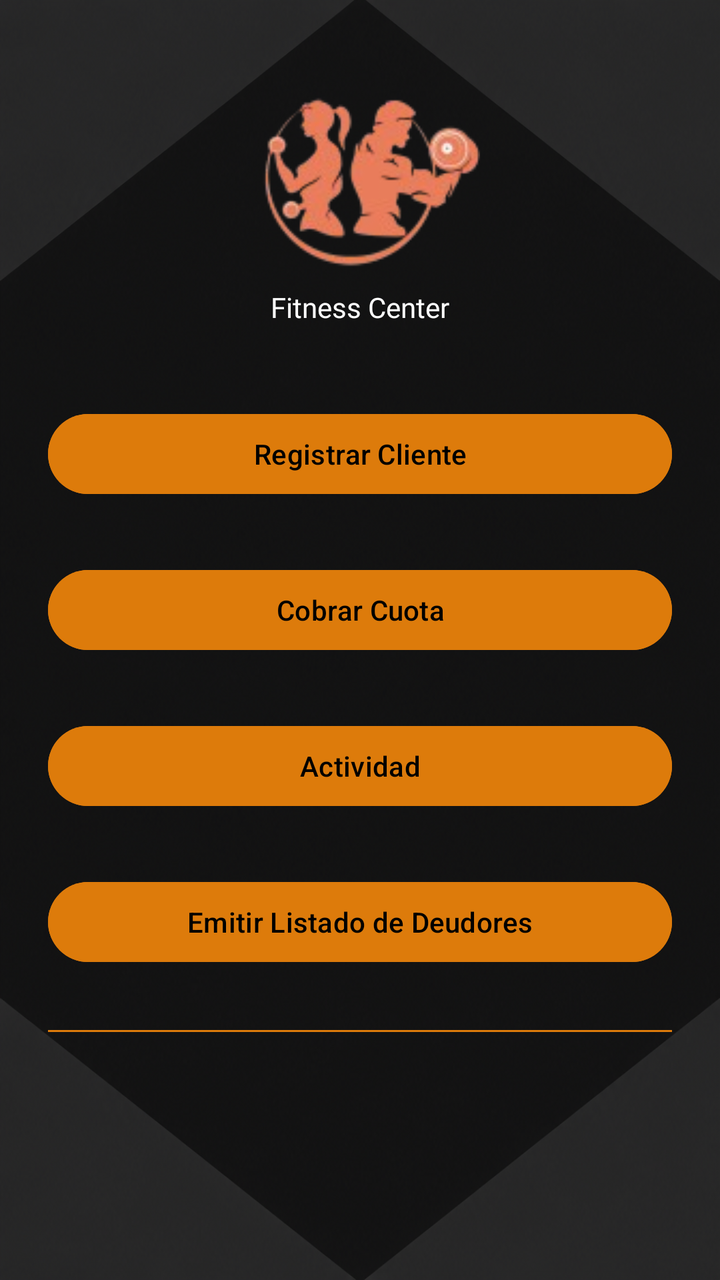
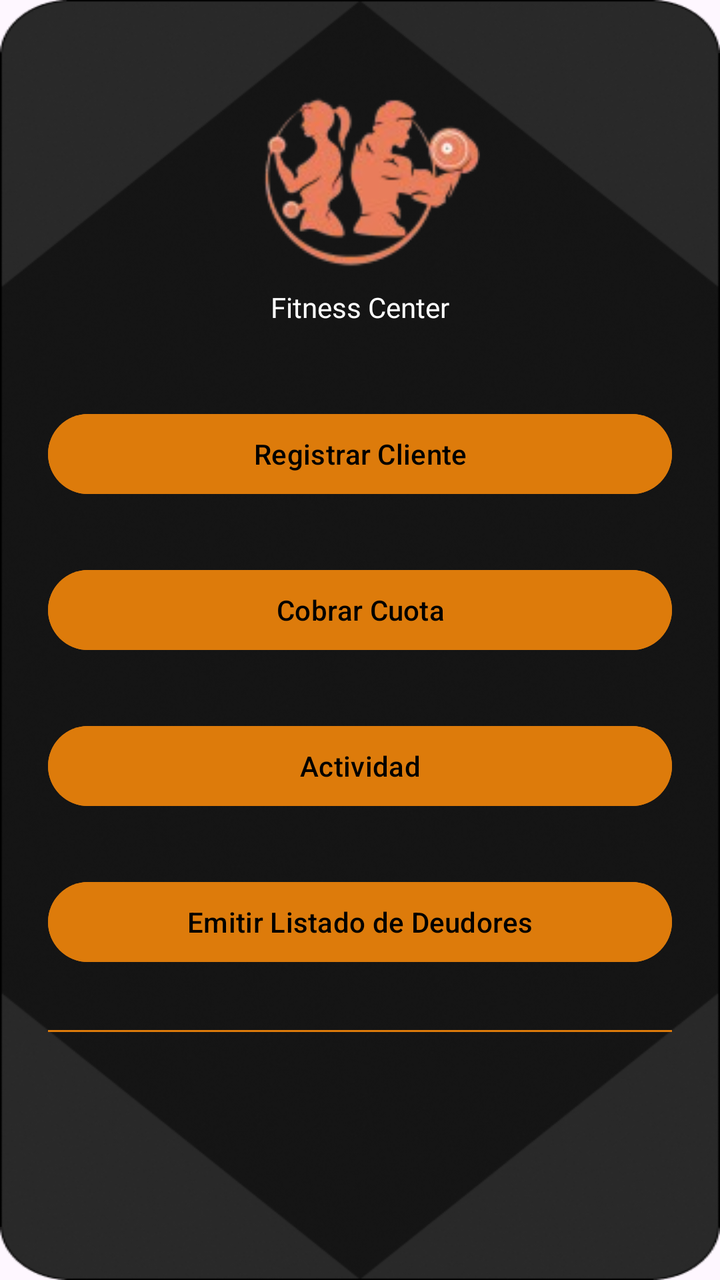

Screens rendered from an Android XML layout before and after an edit, with the pre-edit source and the edit as a unified diff.
<!-- AndroidManifest.xml: application theme Theme.ClubDeportivo_Equipo1 -->
<!-- res/layout/activity_home.xml -->
<?xml version="1.0" encoding="utf-8"?>
<androidx.constraintlayout.widget.ConstraintLayout xmlns:android="http://schemas.android.com/apk/res/android"
    xmlns:app="http://schemas.android.com/apk/res-auto"
    xmlns:tools="http://schemas.android.com/tools"
    android:id="@+id/main"
    android:layout_width="match_parent"
    android:layout_height="match_parent"
    android:background="@drawable/fondo_app"
    tools:context=".HomeActivity">


    <LinearLayout
        xmlns:android="http://schemas.android.com/apk/res/android"
        android:id="@+id/home"
        android:layout_width="match_parent"
        android:layout_height="match_parent"
        android:padding="24dp"
        android:orientation="vertical"
        android:gravity="center"
        android:background="@drawable/fondo">

        <ImageView
            android:layout_width="120dp"
            android:layout_height="120dp"
            android:src="@drawable/logo_fitness"
            />

        <TextView
            android:layout_width="match_parent"
            android:layout_height="wrap_content"
            android:text="Fitness Center"
            android:textSize="14sp"
            android:gravity="center"
            android:textColor="@color/white"
            android:fontFamily="@font/letra_marca"
            android:layout_marginBottom="40dp"/>

        <LinearLayout
            android:layout_width="match_parent"
            android:layout_height="wrap_content"
            android:layout_weight="1"
            android:gravity="center"
            android:orientation="vertical">


            <Button
                android:id="@+id/btnRegistrarCliente"
                android:layout_width="match_parent"
                android:layout_height="wrap_content"
                android:text="Registrar Cliente"
                android:backgroundTint="@color/botones"
                android:textColor="@color/black"
                android:layout_marginBottom="30dp"

                />

            <Button
                android:id="@+id/btnCobrarCuota"
                android:layout_width="match_parent"
                android:layout_height="wrap_content"
                android:text="Cobrar Cuota"
                android:backgroundTint="@color/botones"
                android:textColor="@color/black"
                android:layout_marginBottom="30dp" />

            <Button
                android:id="@+id/btnActividad"
                android:layout_width="match_parent"
                android:layout_height="wrap_content"
                android:text="Actividad"
                android:backgroundTint="@color/botones"
                android:textColor="@color/black"
                android:layout_marginBottom="30dp" />

            <Button
                android:id="@+id/btnListadoDeDeudores"
                android:layout_width="match_parent"
                android:layout_height="wrap_content"
                android:text="Emitir Listado de Deudores"
                android:backgroundTint="@color/botones"
                android:textColor="@color/black"
                android:layout_marginBottom="30dp" />

            <Button
                android:id="@+id/btnListadoDeClientes"
                android:layout_width="match_parent"
                android:layout_height="wrap_content"
                android:text="Emitir Listado de Clientes"
                android:backgroundTint="@color/botones"
                android:textColor="@color/black"
                android:layout_marginBottom="100dp" />

            <LinearLayout
                android:layout_width="match_parent"
                android:layout_height="wrap_content"
                android:orientation="horizontal">

                <ImageView
                    android:layout_width="30dp"
                    android:layout_height="30dp"
                    android:src="@drawable/img_logout"/>

                <TextView
                    android:layout_width="match_parent"
                    android:layout_height="wrap_content"
                    android:translationY="5dp"
                    android:text="Cerrar sesión"
                    android:textColor="@color/texto_home"/>

            </LinearLayout>

        </LinearLayout>

    </LinearLayout>

</androidx.constraintlayout.widget.ConstraintLayout>
<!-- resources referenced by this layout -->
<resources>
  <color name="black">#FF000000</color>
  <color name="botones">#DD7B0B</color>
  <color name="texto_home">#64625E</color>
  <color name="white">#FFFFFFFF</color>
  <!-- drawable fondo: png bitmap (drawable, 940385 bytes) -->
  <!-- drawable fondo_app: png bitmap (drawable, 104911 bytes) -->
  <!-- drawable img_logout: png bitmap (drawable, 542 bytes) -->
  <!-- drawable logo_fitness: png bitmap (drawable, 13747 bytes) -->
  <style name="Theme.ClubDeportivo_Equipo1" parent="Base.Theme.ClubDeportivo_Equipo1" />
  <style name="Base.Theme.ClubDeportivo_Equipo1" parent="Theme.Material3.DayNight.NoActionBar">
          
          
      </style>
</resources>

<!-- the commit's change to res/layout/activity_home.xml (unified diff, before → after) -->
@@ -5,7 +5,6 @@
     android:id="@+id/main"
     android:layout_width="match_parent"
     android:layout_height="match_parent"
-    android:background="@drawable/fondo_app"
     tools:context=".HomeActivity">
 
 
@@ -17,7 +16,7 @@
         android:padding="24dp"
         android:orientation="vertical"
         android:gravity="center"
-        android:background="@drawable/fondo">
+        android:background="@drawable/fondo_app">
 
         <ImageView
             android:layout_width="120dp"
<!-- resource entries referenced after the edit -->
@@ -4,7 +4,6 @@
   <color name="botones">#DD7B0B</color>
   <color name="texto_home">#64625E</color>
   <color name="white">#FFFFFFFF</color>
-  <!-- drawable fondo: png bitmap (drawable, 940385 bytes) -->
   <!-- drawable fondo_app: png bitmap (drawable, 104911 bytes) -->
   <!-- drawable img_logout: png bitmap (drawable, 542 bytes) -->
   <!-- drawable logo_fitness: png bitmap (drawable, 13747 bytes) -->
